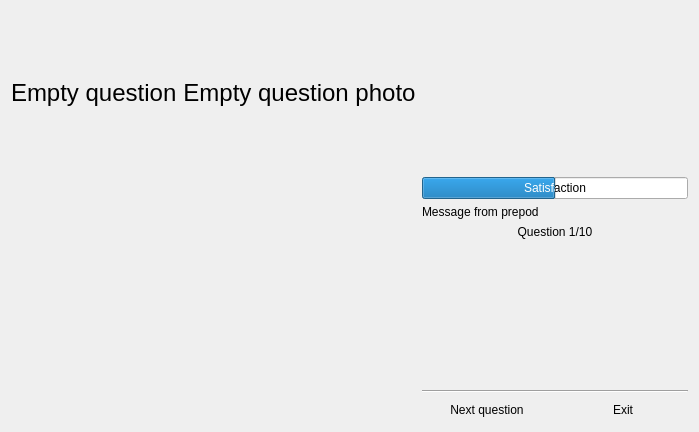
Above: hackathon-2023/exam.ui from robilkot/BSUIR-hackathon-2023 before the change. Below: the same form after it.
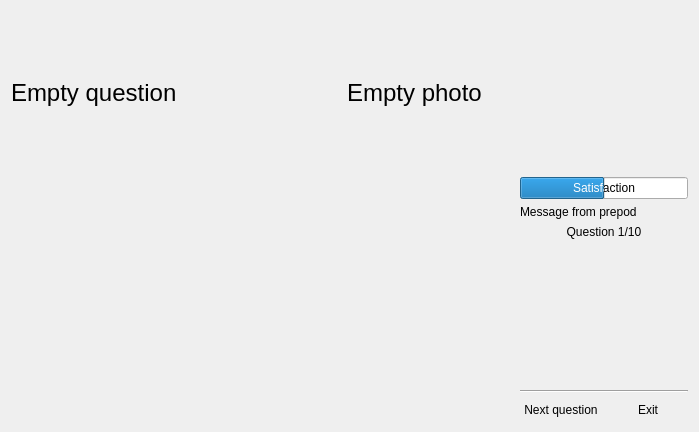
That is the form after the change. Icons and pictures are not drawn.

What changed in the file:
```diff
--- a/hackathon-2023/exam.ui
+++ b/hackathon-2023/exam.ui
@@ -143,7 +143,7 @@
    <item row="0" column="0">
     <layout class="QVBoxLayout" name="testLayout" stretch="2,3">
      <item>
-      <layout class="QHBoxLayout" name="questionLayout">
+      <layout class="QHBoxLayout" name="questionLayout" stretch="3,2">
        <item>
         <widget class="QLabel" name="questionText">
          <property name="font">
@@ -154,6 +154,9 @@
          <property name="text">
           <string>Empty question</string>
          </property>
+         <property name="wordWrap">
+          <bool>true</bool>
+         </property>
         </widget>
        </item>
        <item>
@@ -164,7 +167,10 @@
           </font>
          </property>
          <property name="text">
-          <string>Empty question photo</string>
+          <string>Empty photo</string>
+         </property>
+         <property name="scaledContents">
+          <bool>true</bool>
          </property>
          <property name="alignment">
           <set>Qt::AlignCenter</set>
```
